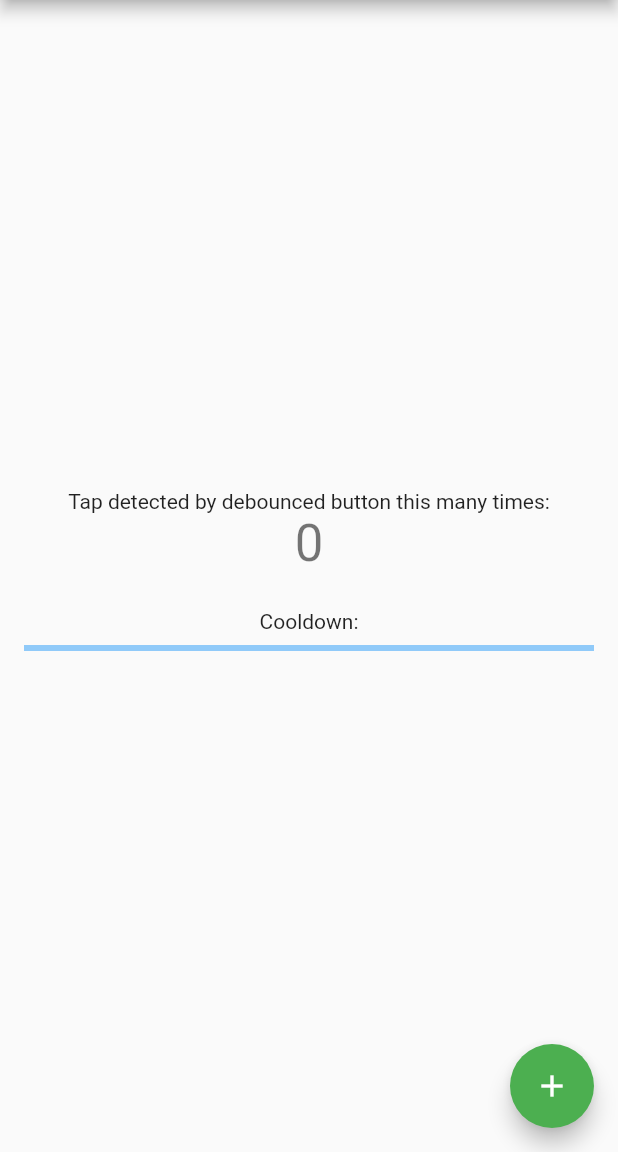
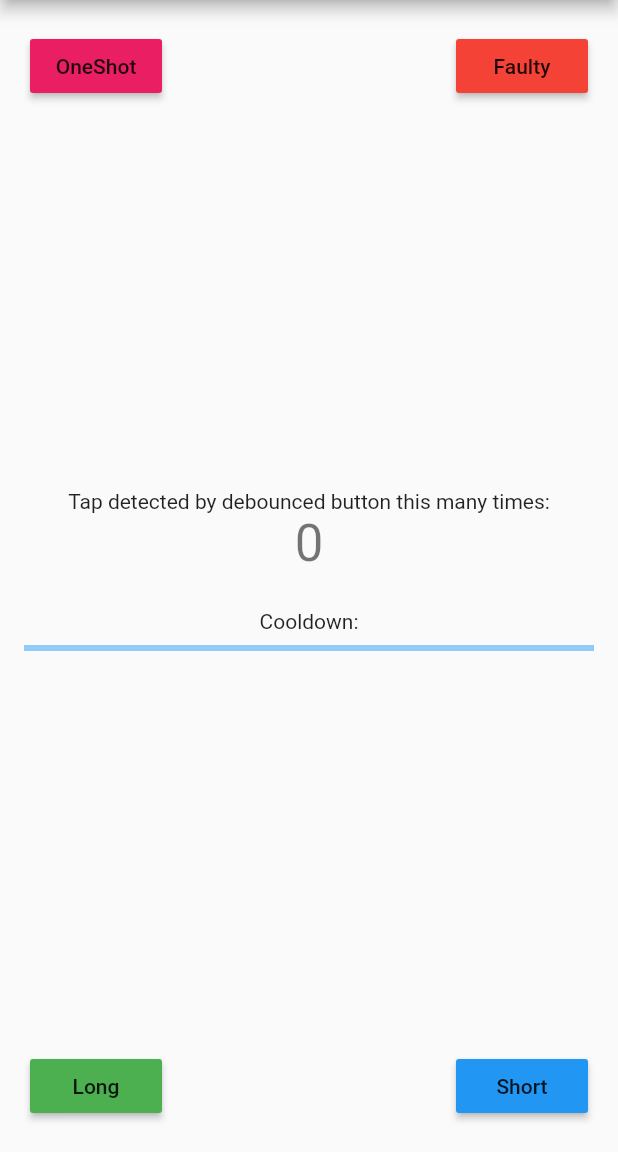
Before and after one commit to sla-000/flutter_debouncer, a Flutter app: the screen it shows after launch, on a phone screen of 412 x 824 dp, the part 84-1236 px from its top. Run offline on Flutter 3.47's test engine with Material 2 defaults, Android fonts, the phone set to English and light mode, and no system bars; our stand-ins replace rxdart.

```diff
--- a/example/lib/main.dart
+++ b/example/lib/main.dart
@@ -1,7 +1,8 @@
 import 'package:debouncer/debouncer.dart';
 import 'package:flutter/material.dart';
 
-const int kCooldown_ms = 1200;
+const int kCooldownLong_ms = 3000;
+const int kCooldownShort_ms = 1200;
 
 void main() => runApp(MyApp());
 
@@ -44,7 +45,9 @@ class _MyHomePageState extends State<MyHomePage> {
       appBar: AppBar(
         title: Text(widget.title),
       ),
-      body: Center(
+      body: Stack(
+        children: <Widget>[
+          Center(
             child: Column(
               mainAxisAlignment: MainAxisAlignment.center,
               children: <Widget>[
@@ -67,48 +70,133 @@ class _MyHomePageState extends State<MyHomePage> {
               ],
             ),
           ),
-      floatingActionButton: TapDebouncer(
+          Positioned(
+            bottom: 20,
+            right: 20,
+            child: Debouncer(
+              onTap: () async {
+                _startCooldownIndicator(kCooldownShort_ms);
+
+                _incrementCounter();
+
+                await Future<void>.delayed(
+                  const Duration(milliseconds: kCooldownShort_ms),
+                  () {},
+                );
+              },
+              builder: (BuildContext context, DebouncerOnTap onTap) {
+                return RaisedButton(
+                  color: Colors.blue,
+                  disabledColor: Colors.grey,
+                  onPressed: onTap,
+                  child: const Text('Short'),
+                );
+              },
+            ),
+          ),
+          Positioned(
+            bottom: 20,
+            left: 20,
+            child: Debouncer(
+              onTap: () async {
+                _startCooldownIndicator(kCooldownLong_ms);
+
+                _incrementCounter();
+
+                await Future<void>.delayed(
+                  const Duration(milliseconds: kCooldownLong_ms),
+                  () {},
+                );
+              },
+              builder: (BuildContext context, DebouncerOnTap onTap) {
+                return RaisedButton(
+                  color: Colors.green,
+                  disabledColor: Colors.grey,
+                  onPressed: onTap,
+                  child: const Text('Long'),
+                );
+              },
+            ),
+          ),
+          Positioned(
+            top: 20,
+            left: 20,
+            child: Debouncer(
               onTap: () async {
                 _incrementCounter();
 
-          _startCooldownIndicator();
-
                 await Future<void>.delayed(
-            const Duration(milliseconds: kCooldown_ms),
+                  Debouncer.kNeverCooldown,
                   () {},
                 );
               },
-        builder: (BuildContext context, onTap) {
-          return FloatingActionButton(
-            backgroundColor: Colors.green,
+              builder: (BuildContext context, DebouncerOnTap onTap) {
+                return RaisedButton(
+                  color: Colors.pink,
+                  disabledColor: Colors.grey,
                   onPressed: onTap,
-            tooltip: 'TapDebouncer',
-            child: Icon(Icons.add),
+                  child: const Text('OneShot'),
                 );
               },
+            ),
+          ),
+          Positioned(
+            top: 20,
+            right: 20,
+            child: Debouncer(
+              onTap: () async {
+                _startCooldownIndicator(kCooldownShort_ms * 2);
+
+                await Future<void>.delayed(
+                  const Duration(milliseconds: kCooldownShort_ms),
+                  () {},
+                );
+
+                try {
+                  throw Exception('Some error');
+                } on Exception catch (error) {
+                  debugPrint('$error');
+
+                  await Future<void>.delayed(
+                    const Duration(milliseconds: kCooldownShort_ms),
+                    () {},
+                  );
+                }
+              },
+              builder: (BuildContext context, DebouncerOnTap onTap) {
+                return RaisedButton(
+                  color: Colors.red,
+                  disabledColor: Colors.grey,
+                  onPressed: onTap,
+                  child: const Text('Faulty'),
+                );
+              },
+            ),
+          ),
+        ],
       ),
     );
   }
 
-  void _startCooldownIndicator() {
+  void _startCooldownIndicator(int time_ms) {
     _cooldownStarted = DateTime.now().millisecondsSinceEpoch;
-    _processCooldown();
+    _updateCooldown(time_ms);
   }
 
-  void _processCooldown() {
+  void _updateCooldown(int time_ms) {
     final int current = DateTime.now().millisecondsSinceEpoch;
     int delta = current - _cooldownStarted;
-    if (delta > kCooldown_ms) {
-      delta = kCooldown_ms;
+    if (delta > time_ms) {
+      delta = time_ms;
     }
 
     setState(() {
-      _cooldown = delta.roundToDouble() / kCooldown_ms;
+      _cooldown = delta.roundToDouble() / time_ms;
     });
 
     Future<void>(() {
-      if (delta < kCooldown_ms) {
-        _processCooldown();
+      if (delta < time_ms) {
+        _updateCooldown(time_ms);
       } else {
         setState(() {
           _cooldown = 0.0;
--- a/lib/debouncer.dart
+++ b/lib/debouncer.dart
@@ -1,3 +1,3 @@
 library debouncer;
 
-export 'src/tap_debouncer_widget.dart';
+export 'src/debouncer_widget.dart';
--- a/lib/src/tap_debouncer_handler.dart
+++ b/lib/src/debouncer_handler.dart
@@ -3,11 +3,7 @@ import 'dart:async';
 import 'package:rxdart/rxdart.dart';
 
 /// Single tap debouncer
-class TapDebouncerHandler {
-  /// Pass this time to constructor if want to allow only one tap and
-  /// then disable button forever
-  static const Duration kNeverCooldown = Duration(days: 1000000000);
-
+class DebouncerHandler {
   final BehaviorSubject<bool> _busySubject =
       BehaviorSubject<bool>.seeded(false);
 
--- a/lib/src/tap_debouncer_widget.dart
+++ b/lib/src/debouncer_widget.dart
@@ -1,39 +1,38 @@
 import 'package:flutter/widgets.dart';
 
-import 'tap_debouncer_handler.dart';
+import 'debouncer_handler.dart';
+
+typedef DebouncerOnTap = Future<void> Function();
 
 /// Debouncer wrapper widget
-class TapDebouncer extends StatefulWidget {
-  const TapDebouncer({
+class Debouncer extends StatefulWidget {
+  const Debouncer({
     Key key,
     @required this.builder,
     @required this.onTap,
   }) : super(key: key);
 
+  /// Pass this time to constructor if want to allow only one tap and
+  /// then disable button forever
+  static const Duration kNeverCooldown = Duration(days: 100000000);
+
   /// Builder function
   /// context is current context
-  /// debouncer is Debouncer instance that you can use to debounce in your
-  /// inner widgets
+  /// onTap is Function to call
   final Widget Function(
     BuildContext context,
-    Future<void> Function() onTap,
+    DebouncerOnTap onTap,
   ) builder;
 
+  /// Function to call on tap
   final Future<void> Function() onTap;
 
   @override
   _DebouncerState createState() => _DebouncerState();
 }
 
-class _DebouncerState extends State<TapDebouncer> {
-  TapDebouncerHandler _tapDebouncerHandler;
-
-  @override
-  void initState() {
-    super.initState();
-
-    _tapDebouncerHandler = TapDebouncerHandler();
-  }
+class _DebouncerState extends State<Debouncer> {
+  final DebouncerHandler _tapDebouncerHandler = DebouncerHandler();
 
   @override
   void dispose() {
```
Lines whose indentation alone changed are shown as unchanged.
